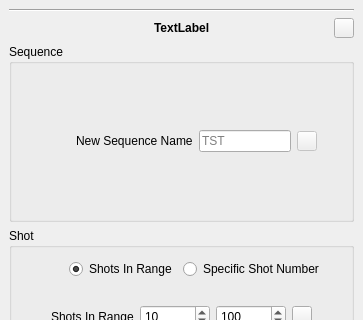
Before: the Qt Designer form standalone/python/creators/shot_creator.ui in mrmcdog23/controlChaos, drawn with Qt 5; both pictures show x 0 to 363 and y 0 to 320 of the 363 by 460 pixel window.
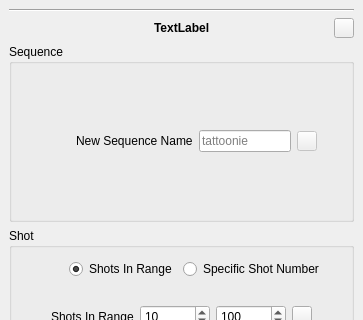
After: the same form once the commit is applied.

Commit message: allow for lower case episode names

```diff
--- a/standalone/python/creators/shot_creator.ui
+++ b/standalone/python/creators/shot_creator.ui
@@ -170,7 +170,7 @@
             <number>3</number>
            </property>
            <property name="placeholderText">
-            <string>TST</string>
+            <string>tattoonie</string>
            </property>
           </widget>
          </item>
```
Left out of the diff: 2 changed lines with no effect on the pictures. The commit also changes 1 other file.
